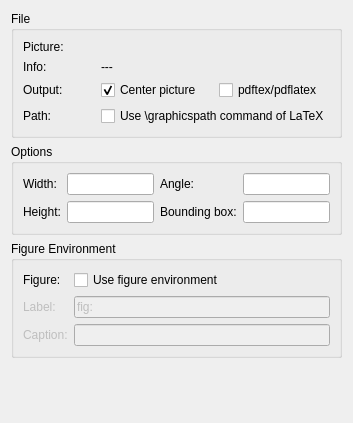
Old version of the form src/dialogs/includegraphicsdialog_base.ui in the repository KDE/kile.
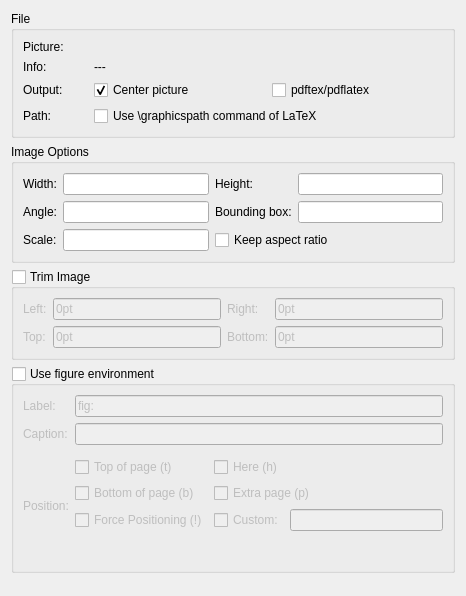
New version of the form. Custom widgets are drawn as their Qt base class.

Commit message:
Adds float, trim, keepaspectratio and friends to the includegraphics dialog.
Closes BUG: 160806

Diff of the .ui file:
```diff
--- a/src/dialogs/includegraphicsdialog_base.ui
+++ b/src/dialogs/includegraphicsdialog_base.ui
@@ -1,12 +1,12 @@
 <ui version="4.0" >
  <class>IncludeGraphicsWidget</class>
- <widget class="QWidget" name="IncludeGraphicsWidget" >
-  <property name="geometry" >
+ <widget class="QWidget" name="IncludeGraphicsWidget">
+  <property name="geometry">
    <rect>
     <x>0</x>
     <y>0</y>
-    <width>353</width>
-    <height>423</height>
+    <width>466</width>
+    <height>596</height>
    </rect>
   </property>
   <layout class="QVBoxLayout" >
@@ -15,10 +15,16 @@
      <property name="title" >
       <string>File</string>
      </property>
-     <layout class="QGridLayout" >
-      <item row="0" column="0" >
-       <widget class="QLabel" name="label" >
-        <property name="text" >
+     <layout class="QGridLayout">
+      <item row="0" column="0">
+       <widget class="QLabel" name="label">
+        <property name="maximumSize">
+         <size>
+          <width>65</width>
+          <height>16777215</height>
+         </size>
+        </property>
+        <property name="text">
          <string>Picture:</string>
         </property>
        </widget>
@@ -82,111 +88,248 @@
     </widget>
    </item>
    <item>
-    <widget class="QGroupBox" name="groupBox_2" >
-     <property name="title" >
-      <string>Options</string>
+    <widget class="QGroupBox" name="groupBox_2">
+     <property name="title">
+      <string>Image Options</string>
      </property>
-     <layout class="QGridLayout" >
-      <item row="0" column="0" >
-       <widget class="QLabel" name="label_6" >
-        <property name="text" >
+     <layout class="QGridLayout">
+      <item row="1" column="0">
+       <widget class="QLabel" name="label_6">
+        <property name="text">
          <string>Width:</string>
         </property>
        </widget>
       </item>
-      <item row="0" column="1" >
-       <widget class="KLineEdit" name="edit_width" />
+      <item row="1" column="1">
+       <widget class="KLineEdit" name="edit_width"/>
       </item>
-      <item row="0" column="2" >
-       <widget class="QLabel" name="label_8" >
-        <property name="text" >
-         <string>Angle:</string>
-        </property>
-       </widget>
-      </item>
-      <item row="0" column="3" >
-       <widget class="KLineEdit" name="edit_angle" />
-      </item>
-      <item row="1" column="0" >
-       <widget class="QLabel" name="label_7" >
-        <property name="text" >
-         <string>Height:</string>
-        </property>
-       </widget>
-      </item>
-      <item row="1" column="1" >
-       <widget class="KLineEdit" name="edit_height" />
-      </item>
-      <item row="1" column="2" >
-       <widget class="QLabel" name="label_9" >
-        <property name="text" >
+      <item row="2" column="2">
+       <widget class="QLabel" name="label_9">
+        <property name="text">
          <string>Bounding box:</string>
         </property>
        </widget>
       </item>
-      <item row="1" column="3" >
-       <widget class="KLineEdit" name="edit_bb" />
+      <item row="2" column="3">
+       <widget class="KLineEdit" name="edit_bb"/>
       </item>
+      <item row="1" column="2">
+       <widget class="QLabel" name="label_7">
+        <property name="text">
+         <string>Height:</string>
+        </property>
+       </widget>
+      </item>
+      <item row="1" column="3">
+       <widget class="KLineEdit" name="edit_height"/>
+      </item>
+      <item row="2" column="0">
+       <widget class="QLabel" name="label_8">
+        <property name="text">
+         <string>Angle:</string>
+        </property>
+       </widget>
+      </item>
+      <item row="2" column="1">
+       <widget class="KLineEdit" name="edit_angle"/>
+      </item>
+      <item row="3" column="1">
+       <widget class="QLineEdit" name="edit_scale"/>
+      </item>
+      <item row="3" column="0">
+       <widget class="QLabel" name="label_3">
+        <property name="text">
+         <string>Scale:</string>
+        </property>
+       </widget>
+      </item>
+      <item row="3" column="2" colspan="2">
+       <widget class="QCheckBox" name="cb_keepAspect">
+        <property name="text">
+         <string>Keep aspect ratio</string>
+        </property>
+       </widget>
+      </item>
      </layout>
     </widget>
    </item>
    <item>
-    <widget class="QGroupBox" name="groupBox_3" >
-     <property name="title" >
-      <string>Figure Environment</string>
+    <widget class="QGroupBox" name="cb_clip">
+     <property name="toolTip">
+      <string>Trim image by the specified lengths</string>
      </property>
-     <layout class="QGridLayout" >
-      <item row="0" column="0" >
-       <widget class="QLabel" name="label_10" >
-        <property name="text" >
-         <string>Figure:</string>
+     <property name="title">
+      <string>Trim Image</string>
+     </property>
+     <property name="checkable">
+      <bool>true</bool>
+     </property>
+     <property name="checked">
+      <bool>false</bool>
+     </property>
+     <layout class="QGridLayout" name="gridLayout">
+      <item row="0" column="0">
+       <widget class="QLabel" name="label_12">
+        <property name="text">
+         <string>Left:</string>
         </property>
        </widget>
       </item>
-      <item row="0" column="1" >
-       <widget class="QCheckBox" name="cb_figure" >
-        <property name="text" >
-         <string>Use figure environment</string>
+      <item row="1" column="0">
+       <widget class="QLabel" name="label_13">
+        <property name="text">
+         <string>Top:</string>
         </property>
        </widget>
       </item>
-      <item row="1" column="0" >
-       <widget class="QLabel" name="lb_label" >
-        <property name="enabled" >
-         <bool>false</bool>
+      <item row="0" column="2">
+       <widget class="QLabel" name="label_14">
+        <property name="text">
+         <string>Right:</string>
         </property>
-        <property name="text" >
+       </widget>
+      </item>
+      <item row="1" column="2">
+       <widget class="QLabel" name="label_15">
+        <property name="text">
+         <string>Bottom:</string>
+        </property>
+       </widget>
+      </item>
+      <item row="0" column="1">
+       <widget class="QLineEdit" name="edit_trimLeft">
+        <property name="text">
+         <string>0pt</string>
+        </property>
+       </widget>
+      </item>
+      <item row="1" column="1">
+       <widget class="QLineEdit" name="edit_trimTop">
+        <property name="text">
+         <string>0pt</string>
+        </property>
+       </widget>
+      </item>
+      <item row="0" column="3">
+       <widget class="QLineEdit" name="edit_trimRight">
+        <property name="text">
+         <string>0pt</string>
+        </property>
+       </widget>
+      </item>
+      <item row="1" column="3">
+       <widget class="QLineEdit" name="edit_trimBottom">
+        <property name="text">
+         <string>0pt</string>
+        </property>
+       </widget>
+      </item>
+     </layout>
+    </widget>
+   </item>
+   <item>
+    <widget class="QGroupBox" name="cb_figure">
+     <property name="title">
+      <string>Use figure environment</string>
+     </property>
+     <property name="checkable">
+      <bool>true</bool>
+     </property>
+     <property name="checked">
+      <bool>false</bool>
+     </property>
+     <layout class="QGridLayout">
+      <item row="0" column="0">
+       <widget class="QLabel" name="label_10">
+        <property name="text">
          <string>Label:</string>
         </property>
        </widget>
       </item>
-      <item row="1" column="1" >
-       <widget class="KLineEdit" name="edit_label" >
-        <property name="enabled" >
-         <bool>false</bool>
-        </property>
-        <property name="text" >
+      <item row="0" column="1" colspan="3">
+       <widget class="QLineEdit" name="edit_label">
+        <property name="text">
          <string>fig:</string>
         </property>
        </widget>
       </item>
-      <item row="2" column="0" >
-       <widget class="QLabel" name="lb_caption" >
-        <property name="enabled" >
-         <bool>false</bool>
-        </property>
-        <property name="text" >
+      <item row="1" column="0">
+       <widget class="QLabel" name="label_16">
+        <property name="text">
          <string>Caption:</string>
         </property>
        </widget>
       </item>
-      <item row="2" column="1" >
-       <widget class="KLineEdit" name="edit_caption" >
-        <property name="enabled" >
+      <item row="1" column="1" colspan="3">
+       <widget class="QLineEdit" name="edit_caption"/>
+      </item>
+      <item row="2" column="0" rowspan="9">
+       <widget class="QLabel" name="label_11">
+        <property name="text">
+         <string>Position:</string>
+        </property>
+       </widget>
+      </item>
+      <item row="4" column="1">
+       <widget class="QCheckBox" name="cb_Bottom">
+        <property name="text">
+         <string>Bottom of page (b)</string>
+        </property>
+        <property name="checked">
          <bool>false</bool>
         </property>
        </widget>
       </item>
+      <item row="4" column="2" colspan="2">
+       <widget class="QCheckBox" name="cb_Page">
+        <property name="text">
+         <string>Extra page (p)</string>
+        </property>
+        <property name="checked">
+         <bool>false</bool>
+        </property>
+       </widget>
+      </item>
+      <item row="3" column="2" colspan="2">
+       <widget class="QCheckBox" name="cb_Here">
+        <property name="text">
+         <string>Here (h)</string>
+        </property>
+        <property name="checked">
+         <bool>false</bool>
+        </property>
+       </widget>
+      </item>
+      <item row="3" column="1">
+       <widget class="QCheckBox" name="cb_Top">
+        <property name="text">
+         <string>Top of page (t)</string>
+        </property>
+        <property name="checked">
+         <bool>false</bool>
+        </property>
+       </widget>
+      </item>
+      <item row="5" column="1">
+       <widget class="QCheckBox" name="cb_Force">
+        <property name="text">
+         <string>Force Positioning (!)</string>
+        </property>
+        <property name="checked">
+         <bool>false</bool>
+        </property>
+       </widget>
+      </item>
+      <item row="5" column="2">
+       <widget class="QCheckBox" name="cb_custom">
+        <property name="text">
+         <string>Custom:</string>
+        </property>
+       </widget>
+      </item>
+      <item row="5" column="3">
+       <widget class="QLineEdit" name="edit_custom"/>
+      </item>
      </layout>
     </widget>
    </item>
```
Left out of the diff: 132 changed lines with no effect on the pictures. The commit also changes 2 other files.
